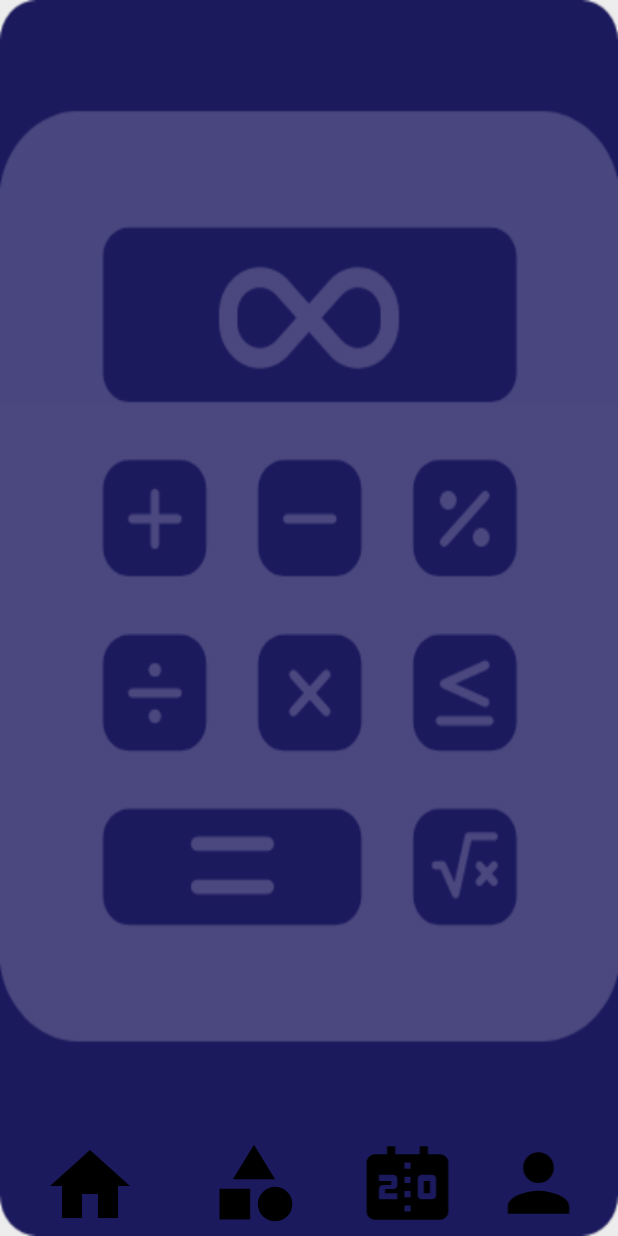
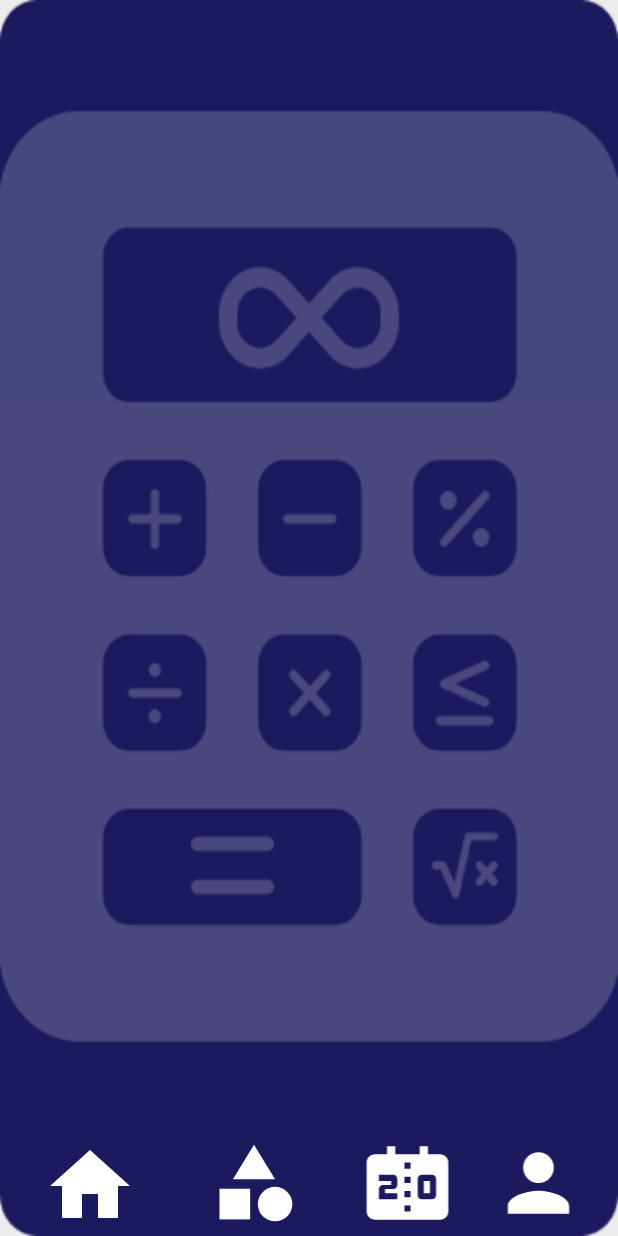
Before and after one commit to Logan-Smarsty/Query-Theory, an Android app: the MathQuestion screen opened directly, with no data from a screen before it, on a phone screen of 412 x 824 dp. Run offline under Robolectric (Android 15) with nearby library versions, the phone set to English and light mode, and no system bars.

Commit message:
Adjust Math Screen menu bar color and added Categories Textbox.

```diff
--- /dev/null
+++ b/app/src/main/res/drawable/baseline_category_2.xml
@@ -0,0 +1,7 @@
+<vector android:height="24dp" android:tint="#FFFFFF"
+    android:viewportHeight="24" android:viewportWidth="24"
+    android:width="24dp" xmlns:android="http://schemas.android.com/apk/res/android">
+    <path android:fillColor="@android:color/white" android:pathData="M12,2l-5.5,9h11z"/>
+    <path android:fillColor="@android:color/white" android:pathData="M17.5,17.5m-4.5,0a4.5,4.5 0,1 1,9 0a4.5,4.5 0,1 1,-9 0"/>
+    <path android:fillColor="@android:color/white" android:pathData="M3,13.5h8v8H3z"/>
+</vector>
--- /dev/null
+++ b/app/src/main/res/drawable/baseline_home_2.xml
@@ -0,0 +1,5 @@
+<vector android:height="24dp" android:tint="#FFFFFF"
+    android:viewportHeight="24" android:viewportWidth="24"
+    android:width="24dp" xmlns:android="http://schemas.android.com/apk/res/android">
+    <path android:fillColor="@android:color/white" android:pathData="M10,20v-6h4v6h5v-8h3L12,3 2,12h3v8z"/>
+</vector>
--- /dev/null
+++ b/app/src/main/res/drawable/baseline_person_2.xml
@@ -0,0 +1,5 @@
+<vector android:height="24dp" android:tint="#FFFFFF"
+    android:viewportHeight="24" android:viewportWidth="24"
+    android:width="24dp" xmlns:android="http://schemas.android.com/apk/res/android">
+    <path android:fillColor="@android:color/white" android:pathData="M12,12c2.21,0 4,-1.79 4,-4s-1.79,-4 -4,-4 -4,1.79 -4,4 1.79,4 4,4zM12,14c-2.67,0 -8,1.34 -8,4v2h16v-2c0,-2.66 -5.33,-4 -8,-4z"/>
+</vector>
--- /dev/null
+++ b/app/src/main/res/drawable/baseline_scoreboard_2.xml
@@ -0,0 +1,5 @@
+<vector android:height="24dp" android:tint="#FFFFFF"
+    android:viewportHeight="24" android:viewportWidth="24"
+    android:width="24dp" xmlns:android="http://schemas.android.com/apk/res/android">
+    <path android:fillColor="@android:color/white" android:pathData="M17.5,13.5H16v-3h1.5V13.5zM20,4h-3V2h-2v2H9V2H7v2H4C2.9,4 2,4.9 2,6v12c0,1.1 0.9,2 2,2h16c1.1,0 2,-0.9 2,-2V6C22,4.9 21.1,4 20,4zM9.5,11.5c0,0.55 -0.45,1 -1,1h-2v1h3V15H5v-2.5c0,-0.55 0.45,-1 1,-1h2v-1H5V9h3.5c0.55,0 1,0.45 1,1V11.5zM12.75,18h-1.5v-1.5h1.5V18zM12.75,14.5h-1.5V13h1.5V14.5zM12.75,11h-1.5V9.5h1.5V11zM12.75,7.5h-1.5V6h1.5V7.5zM19,14c0,0.55 -0.45,1 -1,1h-2.5c-0.55,0 -1,-0.45 -1,-1v-4c0,-0.55 0.45,-1 1,-1H18c0.55,0 1,0.45 1,1V14z"/>
+</vector>
--- a/app/src/main/res/layout/math_question.xml
+++ b/app/src/main/res/layout/math_question.xml
@@ -18,7 +18,7 @@
         app:layout_constraintStart_toStartOf="parent"
         app:layout_constraintTop_toTopOf="parent"
         app:layout_constraintVertical_bias="0.994"
-        app:srcCompat="@drawable/baseline_category_24" />
+        app:srcCompat="@drawable/baseline_category_2" />
 
     <ImageView
         android:id="@+id/imageView6"
@@ -30,7 +30,7 @@
         app:layout_constraintStart_toStartOf="parent"
         app:layout_constraintTop_toTopOf="parent"
         app:layout_constraintVertical_bias="1.0"
-        app:srcCompat="@drawable/baseline_scoreboard_24" />
+        app:srcCompat="@drawable/baseline_scoreboard_2" />
 
     <ImageView
         android:id="@+id/imageView7"
@@ -42,7 +42,7 @@
         app:layout_constraintStart_toStartOf="parent"
         app:layout_constraintTop_toTopOf="parent"
         app:layout_constraintVertical_bias="0.998"
-        app:srcCompat="@drawable/baseline_home_24" />
+        app:srcCompat="@drawable/baseline_home_2" />
 
     <ImageView
         android:id="@+id/imageView8"
@@ -54,5 +54,6 @@
         app:layout_constraintStart_toStartOf="parent"
         app:layout_constraintTop_toTopOf="parent"
         app:layout_constraintVertical_bias="0.994"
-        app:srcCompat="@drawable/baseline_person_24" />
+        app:srcCompat="@drawable/baseline_person_2" />
+
 </androidx.constraintlayout.widget.ConstraintLayout>
```
Also changed, not shown: app/src/main/res/layout/categories.xml (+16 -0 lines).
